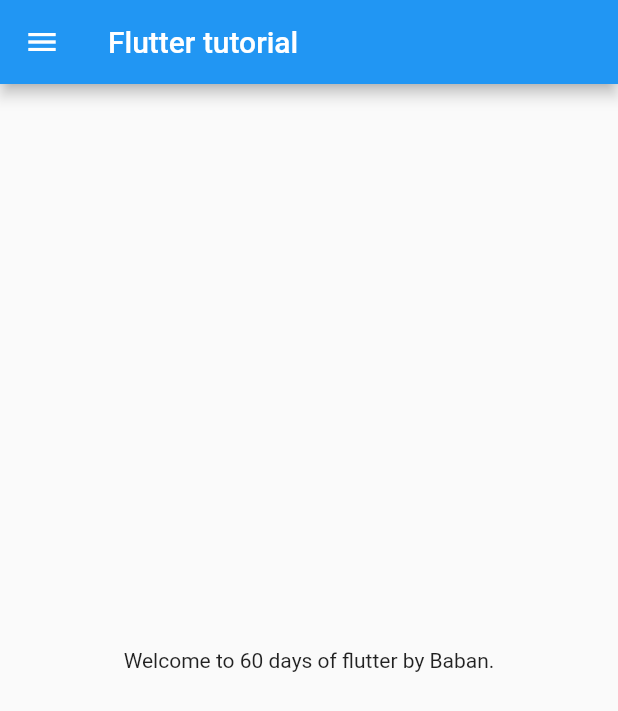
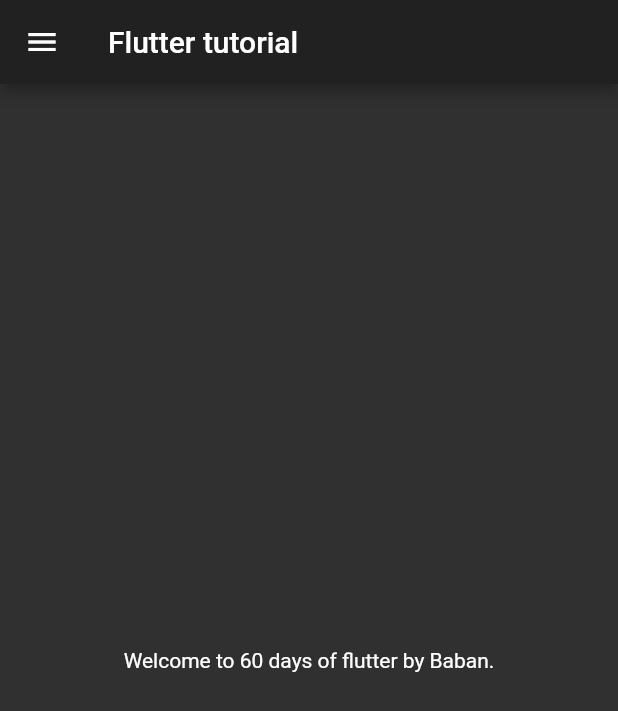
Before and after one commit to babansinha/flutter-basic-learning-tutorial-app, a Flutter app: the screen it shows after launch, on a phone screen of 412 x 824 dp. Shown: the top 711 px of the screen. Run offline on Flutter 3.47's test engine with Material 2 defaults, Android fonts, the phone set to English and light mode, and no system bars; our stand-ins replace matcher.

Commit message:
Day 3 completed

```diff
--- a/lib/main.dart
+++ b/lib/main.dart
@@ -1,5 +1,6 @@
 import 'package:flutter/material.dart';
-import 'package:flutter_tutorial/home_page.dart';
+import 'package:flutter_tutorial/pages/home_page.dart';
+import 'package:flutter_tutorial/pages/login_page.dart';
 
 void main(List<String> args) {
   runApp(MyApp());
@@ -20,6 +21,16 @@ class MyApp extends StatelessWidget {
     const double pi1 = 3.14; //We can't change value
     final String list = ""; //We can chage value*/
 
-    return MaterialApp(home: HomePage());
+    return MaterialApp(
+      //home: HomePage(),
+      themeMode: ThemeMode.dark,
+      darkTheme: ThemeData(brightness: Brightness.dark),
+      initialRoute: "/home",
+      routes: {
+        "/": (context) => LoginPage(),
+        "/home": (context) => HomePage(),
+        "/login": (context) => HomePage(),
+      },
+    );
   }
 }
```
Also changed, not shown: lib/pages/login_page.dart (added, +21 -0 lines), lib/pages/home_page.dart (renamed from lib/home_page.dart).
